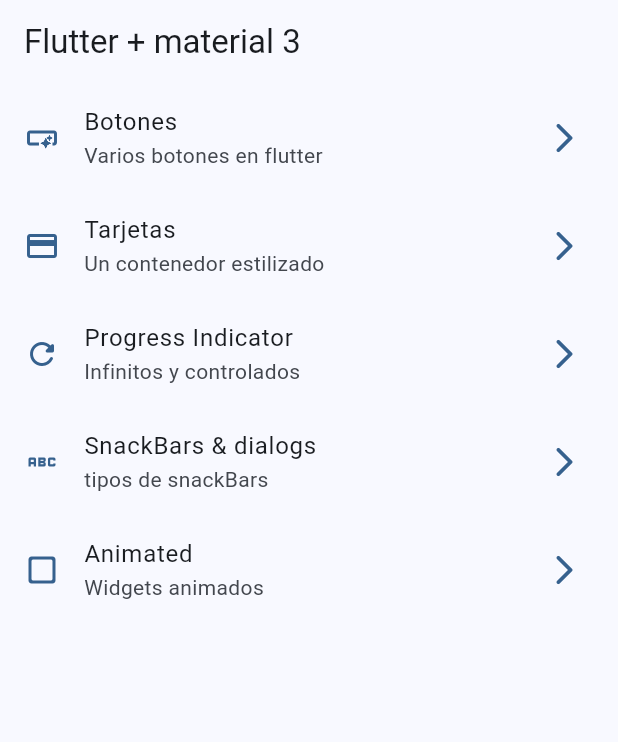
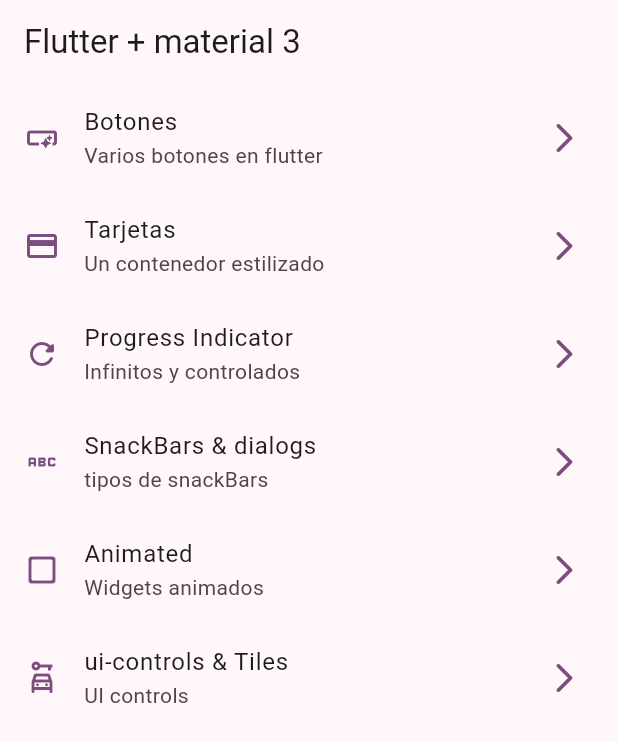
Before and after one commit to sdieg82/widgets_app, a Flutter app: the screen it shows after launch, on a phone screen of 412 x 824 dp. Shown: the top 742 px of the screen. Run offline on Flutter 3.47's test engine with Material 3 defaults, Android fonts, the phone set to English and light mode, and no system bars; our stand-ins replace go_router.

```diff
--- a/lib/config/menu/menu_item.dart
+++ b/lib/config/menu/menu_item.dart
@@ -46,6 +46,12 @@ const appMenuItems=<MenuItem>[
     link:'/animated',
     icon:Icons.check_box_outline_blank_rounded
    ),
+   MenuItem(
+    title:'ui-controls & Tiles',
+    subTitle: 'UI controls',
+    link:'/ui-controls',
+    icon:Icons.car_rental_outlined
+   ),
 
 
 ];
--- a/lib/config/router/app_router.dart
+++ b/lib/config/router/app_router.dart
@@ -34,5 +34,10 @@ final appRouter = GoRouter(
       name: AnimatedScreen.name,
       builder: (context, state) => AnimatedScreen(),
     ),
+    GoRoute(
+      path: '/ui-controls',
+      name: UicontrolsScreen.name,
+      builder: (context, state) => UicontrolsScreen(),
+    ),
   ],
 );
--- a/lib/main.dart
+++ b/lib/main.dart
@@ -15,7 +15,7 @@ class MainApp extends StatelessWidget {
       title: 'Flutter Widgets',
       routerConfig: appRouter,
       debugShowCheckedModeBanner: false,
-      theme: AppTheme(selectedColor: 0).getTheme(),
+      theme: AppTheme(selectedColor: 4).getTheme(),
 
     );
   }
```
Also changed, not shown: lib/presentation/ui/ui_controls_screen.dart (+97 -2 lines).
